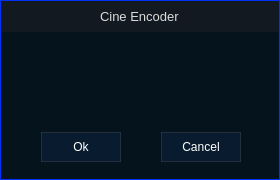
Above: app/dialog.ui from TotalCaesar659/cine-encoder before the change. Below: the same form after it.
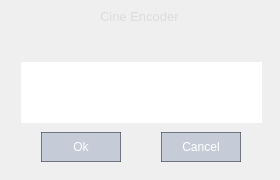
That is the form after the change. Icons and pictures are not drawn.

Patch:
```diff
--- a/app/dialog.ui
+++ b/app/dialog.ui
@@ -25,9 +25,6 @@
   <property name="windowTitle">
    <string>Dialog</string>
   </property>
-  <property name="styleSheet">
-   <string notr="true">background: rgb(0, 50, 250)</string>
-  </property>
   <layout class="QGridLayout" name="gridLayout">
    <property name="leftMargin">
     <number>0</number>
@@ -46,9 +43,6 @@
    </property>
    <item row="0" column="0">
     <widget class="QWidget" name="widget" native="true">
-     <property name="styleSheet">
-      <string notr="true">background: rgb(0, 50, 250)</string>
-     </property>
      <layout class="QGridLayout" name="gridLayout_3">
       <property name="leftMargin">
        <number>1</number>
@@ -79,84 +73,6 @@
           <height>178</height>
          </size>
         </property>
-        <property name="styleSheet">
-         <string notr="true">QFrame{
-	background-color: rgb(5, 20, 28);
-}
-
-QScrollBar:horizontal {
-    border: none;
-    background: rgb(52, 59, 72);
-    height: 14px;
-    margin: 0px 21px 0 21px;
-    border-radius: 0px;
-}
-QScrollBar:vertical {
-    border: none;
-    background: rgb(52, 59, 72);
-    width: 14px;
-    margin: 21px 0 21px 0;
-    border-radius: 0px;
-}
-QScrollBar::handle:horizontal {
-    background: rgb(27, 29, 35);
-    min-width: 25px;
-    border-radius: 7px
-}
-QScrollBar::handle:vertical {
-    background: rgb(27, 29, 35);
-    min-height: 25px;
-    border-radius: 7px
-}
-QScrollBar::add-line:horizontal {
-    border: none;
-    background: rgb(55, 63, 77);
-    width: 20px;
-    border-top-right-radius: 7px;
-    border-bottom-right-radius: 7px;
-    subcontrol-position: right;
-    subcontrol-origin: margin;
-}
-QScrollBar::add-line:vertical {
-    border: none;
-    background: rgb(55, 63, 77);
-    height: 20px;
-    border-bottom-left-radius: 7px;
-    border-bottom-right-radius: 7px;
-    subcontrol-position: bottom;
-    subcontrol-origin: margin;
-}
-QScrollBar::sub-line:horizontal {
-    border: none;
-    background: rgb(55, 63, 77);
-    width: 20px;
-    border-top-left-radius: 7px;
-    border-bottom-left-radius: 7px;
-    subcontrol-position: left;
-    subcontrol-origin: margin;
-}
-QScrollBar::sub-line:vertical {
-    border: none;
-    background: rgb(55, 63, 77);
-    height: 20px;
-    border-top-left-radius: 7px;
-    border-top-right-radius: 7px;
-    subcontrol-position: top;
-    subcontrol-origin: margin;
-}
-QScrollBar::up-arrow:horizontal, QScrollBar::down-arrow:horizontal {
-    background: none;
-}
-QScrollBar::up-arrow:vertical, QScrollBar::down-arrow:vertical {
-    background: none;
-}
-QScrollBar::add-page:horizontal, QScrollBar::sub-page:horizontal {
-    background: none;
-}
-QScrollBar::add-page:vertical, QScrollBar::sub-page:vertical {
-    background: none;
-}</string>
-        </property>
         <property name="frameShape">
          <enum>QFrame::NoFrame</enum>
         </property>
@@ -199,9 +115,6 @@
            <property name="acceptDrops">
             <bool>false</bool>
            </property>
-           <property name="styleSheet">
-            <string notr="true">background-color: rgba(27, 29, 35, 150)</string>
-           </property>
            <property name="frameShape">
             <enum>QFrame::NoFrame</enum>
            </property>
@@ -444,9 +357,6 @@
             <property name="autoFillBackground">
              <bool>true</bool>
             </property>
-            <property name="styleSheet">
-             <string notr="true">color: rgb(255, 255, 255);</string>
-            </property>
             <property name="locale">
              <locale language="English" country="UnitedStates"/>
             </property>
@@ -463,8 +373,8 @@
              <string>&lt;!DOCTYPE HTML PUBLIC &quot;-//W3C//DTD HTML 4.0//EN&quot; &quot;http://www.w3.org/TR/REC-html40/strict.dtd&quot;&gt;
 &lt;html&gt;&lt;head&gt;&lt;meta name=&quot;qrichtext&quot; content=&quot;1&quot; /&gt;&lt;style type=&quot;text/css&quot;&gt;
 p, li { white-space: pre-wrap; }
-&lt;/style&gt;&lt;/head&gt;&lt;body style=&quot; font-family:'Cantarell'; font-size:10pt; font-weight:400; font-style:normal;&quot;&gt;
-&lt;p align=&quot;center&quot; style=&quot;-qt-paragraph-type:empty; margin-top:0px; margin-bottom:0px; margin-left:0px; margin-right:0px; -qt-block-indent:0; text-indent:0px; font-family:'Noto Sans';&quot;&gt;&lt;br /&gt;&lt;/p&gt;&lt;/body&gt;&lt;/html&gt;</string>
+&lt;/style&gt;&lt;/head&gt;&lt;body style=&quot; font-family:'Sans'; font-size:9pt; font-weight:400; font-style:normal;&quot;&gt;
+&lt;p align=&quot;center&quot; style=&quot;-qt-paragraph-type:empty; margin-top:0px; margin-bottom:0px; margin-left:0px; margin-right:0px; -qt-block-indent:0; text-indent:0px; font-family:'Noto Sans'; font-size:10pt;&quot;&gt;&lt;br /&gt;&lt;/p&gt;&lt;/body&gt;&lt;/html&gt;</string>
             </property>
             <property name="openLinks">
              <bool>true</bool>
```
